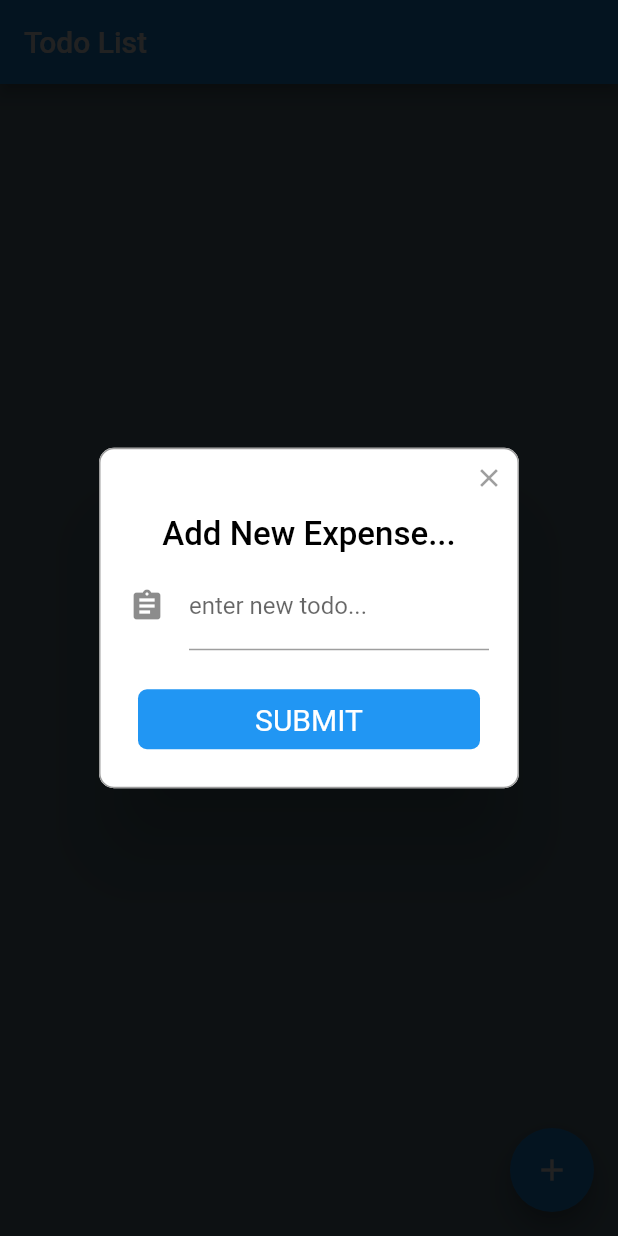
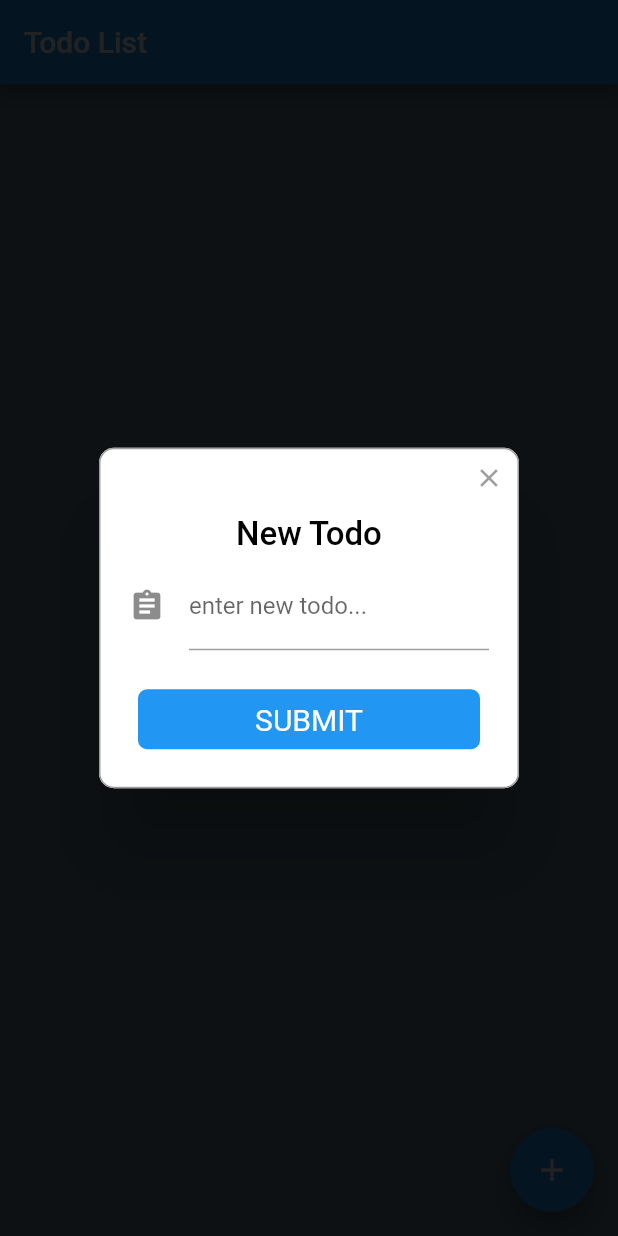
Before and after one commit to River2056/flutter_todo_app, a Flutter app: the screen it shows after launch, after a tap on the "add" icon, on a phone screen of 412 x 824 dp. Run offline on Flutter 3.47's test engine with Material 2 defaults, Android fonts, the phone set to English and light mode, and no system bars; drawn by our look-alikes of rflutter_alert.

Commit message:
changed title

```diff
--- a/lib/main.dart
+++ b/lib/main.dart
@@ -48,7 +48,7 @@ class _ToDoPageState extends State<ToDoPage> {
   void addNewTodoForm(BuildContext context) {
     Alert(
       context: context,
-      title: "Add New Expense...",
+      title: "New Todo",
       content: Column(
         children: <Widget>[
           TextField(
```
